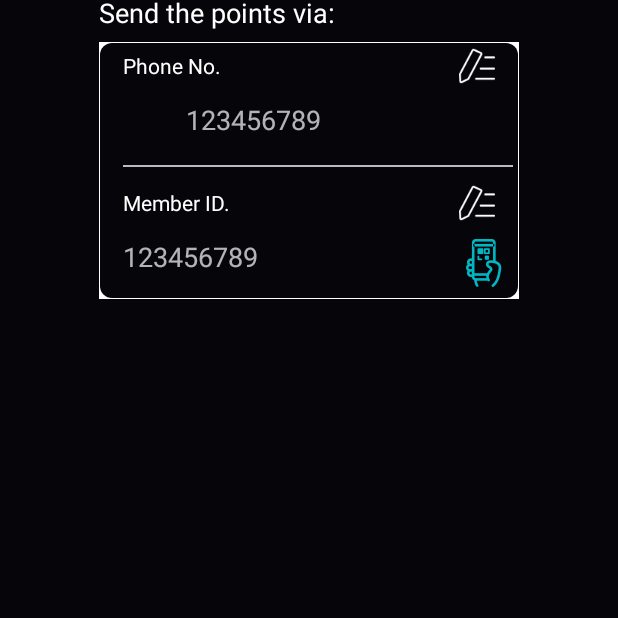
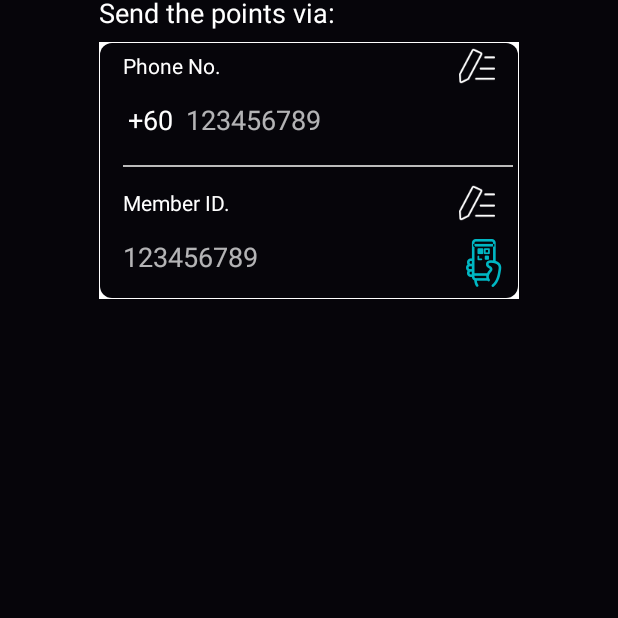
Before and after one commit to zzzzzzzz3/RM, an Android app: the GivePontsActivity screen opened directly, with no data from a screen before it, on a phone screen of 412 x 824 dp, the part 354-972 px from its top. Run offline under Robolectric (Android 15) with nearby library versions, the phone set to English and light mode, and no system bars; our stand-ins replace ButterKnife, RxJava; libraries missing offline, so code that uses them is left out: com.weigan.loopview, net.cachapa.expandablelayout, org.simple.eventbus; plain views replace ExpandableLayout; pictures from the network do not load; 8 statements that could not run were skipped.

Commit message:
修复bug

```diff
--- a/app/src/main/java/com/quseit/payapp/bussiness/membership/points/PointsPresenterImpl.java
+++ b/app/src/main/java/com/quseit/payapp/bussiness/membership/points/PointsPresenterImpl.java
@@ -55,7 +55,7 @@ public class PointsPresenterImpl extends BasePresenter implements PointsContract
 
     private boolean checkData(int amount, String mobile, String countryCode, String type) {
         if (amount <= 0) {
-            mPointsView.showMessage("Minimum amount is 1");
+            mPointsView.showMessage("Points is 1 empty");
             return false;
         }
         if (mobile.equals("")) {
--- a/app/src/main/res/layout/activity_give_points.xml
+++ b/app/src/main/res/layout/activity_give_points.xml
@@ -66,6 +66,10 @@
                 android:layout_width="wrap_content"
                 android:layout_height="wrap_content">
             <TextView
+                android:textColor="@color/white"
+                android:textSize="18sp"
+                android:gravity="center"
+                android:text="+60"
                 android:id="@+id/tv_select"
                 android:layout_width="48dp"
                 android:layout_height="48dp"/>
--- a/app/src/main/res/layout/dialog_select.xml
+++ b/app/src/main/res/layout/dialog_select.xml
@@ -2,8 +2,10 @@
 <LinearLayout xmlns:android="http://schemas.android.com/apk/res/android"
     android:layout_width="match_parent"
     android:layout_height="match_parent"
+    xmlns:app="http://schemas.android.com/apk/res-auto"
     android:orientation="vertical">
     <com.weigan.loopview.LoopView
+        app:awv_centerTextColor = "@color/white"
        android:gravity="bottom"
         android:id="@+id/loopView"
         android:layout_width="match_parent"
```
Also changed, not shown: app/src/main/java/com/quseit/payapp/bussiness/membership/points/GivePontsActivity.java (+4 -4 lines).
